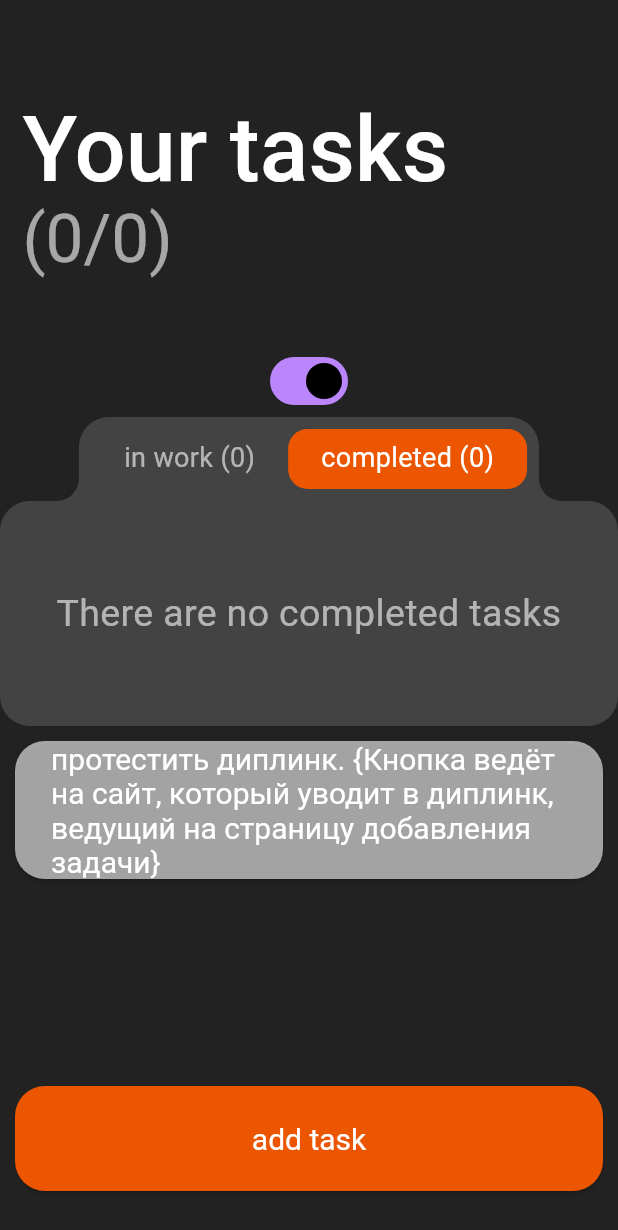
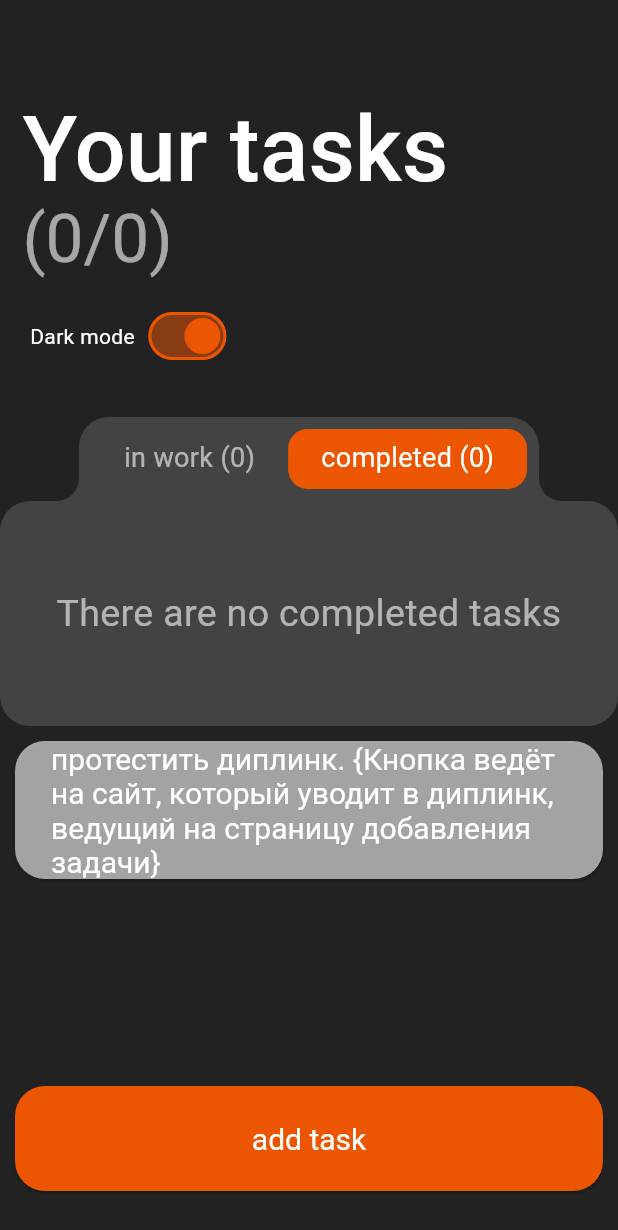
Before and after one commit to bersen3v/yndx_todo, a Flutter app: the screen it shows after launch, after a tap on an icon or button, on a phone screen of 412 x 824 dp. Shown: the top 1230 px of the screen. Run offline on Flutter 3.47's test engine with Material 3 defaults, Android fonts, the phone set to English and light mode, and no system bars; drawn by our look-alikes of auto_size_text; our stand-ins replace bloc, equatable, firebase_analytics, firebase_core, firebase_crashlytics, firebase_remote_config and 7 more; accounts and stored records are empty; network calls fail; Roboto replaces fonts that are missing (sfpro).

Commit message:
firebase

```diff
--- a/lib/core/data/local_data_fetcher.dart
+++ b/lib/core/data/local_data_fetcher.dart
@@ -26,7 +26,7 @@ class LocalDataFetcher {
     try {
       await task.delete();
     } catch (e) {
-      logger.e(e);
+      logger.d(e);
     }
   }
 
--- /dev/null
+++ b/lib/core/firebase/remote_config_service.dart
@@ -0,0 +1,31 @@
+import 'package:firebase_remote_config/firebase_remote_config.dart';
+import 'package:yndx_todo/core/logger.dart';
+
+class FirebaseRemoteConfigService {
+  const FirebaseRemoteConfigService({
+    required this.firebaseRemoteConfig,
+  });
+
+  final FirebaseRemoteConfig firebaseRemoteConfig;
+
+  Future<void> init() async {
+    try {
+      await firebaseRemoteConfig.ensureInitialized();
+      await firebaseRemoteConfig.setConfigSettings(
+        RemoteConfigSettings(
+          fetchTimeout: const Duration(seconds: 10),
+          minimumFetchInterval: Duration.zero,
+        ),
+      );
+      await firebaseRemoteConfig.fetchAndActivate();
+    } catch (e) {
+      logger.e(e);
+    }
+  }
+
+  String getTaskColor() {
+    String answer = firebaseRemoteConfig.getString('color');
+    logger.e(answer);
+    return answer;
+  }
+}
--- a/lib/features/add_task_page/presentation/widgets/custom_text_field.dart
+++ b/lib/features/add_task_page/presentation/widgets/custom_text_field.dart
@@ -86,6 +86,12 @@ class _CustomTextFieldState extends State<CustomTextField> {
         filled: true,
         fillColor: Styles.grey,
         border: textfieldBorder,
+        enabledBorder: OutlineInputBorder(
+          borderRadius: BorderRadius.circular(21),
+          borderSide: const BorderSide(
+            width: 0,
+          ),
+        ),
       ),
     );
   }
--- a/lib/features/home_page/bloc/home_page_bloc.dart
+++ b/lib/features/home_page/bloc/home_page_bloc.dart
@@ -3,6 +3,7 @@ import 'package:flutter/material.dart';
 import 'package:flutter_bloc/flutter_bloc.dart';
 import 'package:go_router/go_router.dart';
 import 'package:yndx_todo/core/domain/entities/task.dart';
+import 'package:yndx_todo/core/firebase/analytics.dart';
 import 'package:yndx_todo/core/logger.dart';
 import 'package:yndx_todo/core/services/todo_service.dart';
 
@@ -42,6 +43,7 @@ class HomePageBloc extends Bloc<HomePageEvent, HomePageState> {
       view: view,
       tasks: todoService.tasks,
     ));
+    AnalyticsEvents.removeTask();
   }
 
   void _onChangeTaskEvent(
@@ -53,6 +55,7 @@ class HomePageBloc extends Bloc<HomePageEvent, HomePageState> {
       view: view,
       tasks: todoService.tasks,
     ));
+    AnalyticsEvents.editTask();
   }
 
   void _onRegisterServicesEvent(
@@ -90,5 +93,6 @@ class HomePageBloc extends Bloc<HomePageEvent, HomePageState> {
       view: view,
       tasks: todoService.tasks,
     ));
+    AnalyticsEvents.addTask();
   }
 }
--- a/lib/features/home_page/presentation/home.dart
+++ b/lib/features/home_page/presentation/home.dart
@@ -1,10 +1,12 @@
 import 'dart:async';
+import 'package:auto_size_text/auto_size_text.dart';
 import 'package:flutter/cupertino.dart';
 import 'package:flutter/material.dart';
 import 'package:flutter_bloc/flutter_bloc.dart';
 import 'package:gap/gap.dart';
 import 'package:url_launcher/url_launcher.dart';
 import 'package:yndx_todo/core/data/data_fetcher.dart';
+import 'package:yndx_todo/core/firebase/analytics.dart';
 import 'package:yndx_todo/core/logger.dart';
 import 'package:yndx_todo/core/navigation/navigation_manager.dart';
 import 'package:yndx_todo/core/styles/styles.dart';
@@ -103,11 +105,11 @@ class _HomeScreenViewState extends State<_HomeScreenView> {
                     children: [
                       Padding(
                         padding: const EdgeInsets.all(20.0),
-                        child: Text(
+                        child: AutoSizeText(
                           textAlign: TextAlign.center,
                           S.of(context).sync,
-                          style: const TextStyle(
-                            color: Styles.grey06,
+                          style: TextStyle(
+                            color: Theme.of(context).colorScheme.secondary,
                             fontSize: 25,
                             height: 1,
                           ),
@@ -200,7 +202,7 @@ class _LoadedView extends StatelessWidget {
             ),
             const _Button(
               key: ValueKey('home_button_add'),
-            )
+            ),
           ],
         );
       },
@@ -227,15 +229,8 @@ class _TaskListState extends State<_TaskList> {
         final doneTasks = data.tasks.where((e) => e.done == true).toList();
 
         List<Widget> children = [
+          const ThemeSwitcher(),
           const Gap(30),
-          Switch(
-            value: context.read<ChangeThemeCubit>().state.brightness ==
-                Brightness.dark,
-            onChanged: (bool state) {
-              final cubit = context.read<ChangeThemeCubit>();
-              cubit.changeThemeBrightness();
-            },
-          ),
           ViewSwitcher(
             inWork: '${tasks.length}',
             done: '${doneTasks.length}',
@@ -279,6 +274,40 @@ class _TaskListState extends State<_TaskList> {
   }
 }
 
+class ThemeSwitcher extends StatelessWidget {
+  const ThemeSwitcher({
+    super.key,
+  });
+
+  @override
+  Widget build(BuildContext context) {
+    return Row(
+      children: [
+        const Gap(20),
+        Text(
+          'Dark mode',
+          style: TextStyle(
+            color: Theme.of(context).colorScheme.secondary,
+          ),
+        ),
+        const Gap(5),
+        Switch(
+          activeColor: Styles.orange,
+          inactiveTrackColor: Styles.white,
+          trackOutlineColor: WidgetStateProperty.all(Styles.orange),
+          inactiveThumbColor: Styles.orange,
+          value: context.read<ChangeThemeCubit>().state.brightness ==
+              Brightness.dark,
+          onChanged: (bool state) {
+            final cubit = context.read<ChangeThemeCubit>();
+            cubit.changeThemeBrightness();
+          },
+        ),
+      ],
+    );
+  }
+}
+
 class _Button extends StatelessWidget {
   const _Button({
     super.key,
@@ -289,12 +318,36 @@ class _Button extends StatelessWidget {
     return Positioned(
       bottom: 30,
       right: 10,
-      left: 10,
-      child: CustomButton(
-        color: Styles.orange,
-        text: S.of(context).addtask,
-        onTap: () {
-          NavigationManager.goToAddTaskScreen(context);
+      left: MediaQuery.of(context).orientation == Orientation.portrait
+          ? 10
+          : null,
+      child: OrientationBuilder(
+        builder: (context, orientation) {
+          return MediaQuery.of(context).orientation == Orientation.portrait
+              ? CustomButton(
+                  color: Styles.orange,
+                  text: S.of(context).addtask,
+                  onTap: () {
+                    AnalyticsEvents.pushPage('add_task_page');
+                    NavigationManager.goToAddTaskScreen(context);
+                  },
+                )
+              : IconButton(
+                  style: ButtonStyle(
+                    backgroundColor: WidgetStateProperty.all(
+                      Styles.orange,
+                    ),
+                  ),
+                  color: Styles.white,
+                  onPressed: () {
+                    AnalyticsEvents.pushPage('add_task_page');
+                    NavigationManager.goToAddTaskScreen(context);
+                  },
+                  icon: const Icon(
+                    Icons.add,
+                    size: 40,
+                  ),
+                );
         },
       ),
     );
--- a/lib/features/home_page/presentation/widgets/tasks.dart
+++ b/lib/features/home_page/presentation/widgets/tasks.dart
@@ -4,6 +4,7 @@ import 'package:gap/gap.dart';
 import 'package:yndx_todo/core/domain/entities/task.dart';
 import 'package:yndx_todo/core/enums/importance.dart';
 import 'package:yndx_todo/core/extensions/on_datetime.dart';
+import 'package:yndx_todo/core/firebase/analytics.dart';
 import 'package:yndx_todo/core/navigation/navigation_manager.dart';
 import 'package:yndx_todo/core/styles/styles.dart';
 import 'package:yndx_todo/features/home_page/bloc/home_page_bloc.dart';
@@ -120,6 +121,7 @@ class _TaskView extends StatelessWidget {
           ? () {
               if (!task.done!) {
                 NavigationManager.goToAddTaskScreen(context, task);
+                AnalyticsEvents.pushPage('add_task_page');
               }
             }
           : () {},
--- a/lib/features/home_page/presentation/widgets/view_switcher.dart
+++ b/lib/features/home_page/presentation/widgets/view_switcher.dart
@@ -1,3 +1,4 @@
+import 'package:auto_size_text/auto_size_text.dart';
 import 'package:flutter/material.dart';
 import 'package:flutter_bloc/flutter_bloc.dart';
 import 'package:yndx_todo/core/styles/styles.dart';
@@ -43,7 +44,9 @@ class _ViewSwitcherState extends State<ViewSwitcher> {
               title: variants[index],
               selected: true,
             )
-          : _Tab(title: variants[index]),
+          : _Tab(
+              title: variants[index],
+            ),
     );
     return GestureDetector(
       onTap: () {
@@ -101,7 +104,7 @@ class _Tab extends StatelessWidget {
             child: Center(
               child: Padding(
                 padding: const EdgeInsets.fromLTRB(22, 6, 22, 8),
-                child: Text(
+                child: AutoSizeText(
                   title,
                   style: const TextStyle(
                     fontSize: 18,
@@ -120,9 +123,12 @@ class _Tab extends StatelessWidget {
             ),
             child: Row(
               children: [
-                Text(
+                AutoSizeText(
                   title,
-                  style: const TextStyle(color: Styles.grey06, fontSize: 18),
+                  style: const TextStyle(
+                    color: Styles.grey06,
+                    fontSize: 18,
+                  ),
                 ),
               ],
             ),
@@ -151,7 +157,7 @@ class _RoundedCorner extends StatelessWidget {
           width: 30,
           height: 30,
           decoration: BoxDecoration(
-            color: Styles.scaffoldBackgroundColor,
+            color: Theme.of(context).scaffoldBackgroundColor,
             borderRadius: BorderRadius.circular(90),
           ),
         ),
--- a/lib/main.dart
+++ b/lib/main.dart
@@ -1,16 +1,50 @@
 import 'dart:async';
 import 'dart:io';
+import 'dart:ui';
+import 'package:firebase_core/firebase_core.dart';
+import 'package:firebase_crashlytics/firebase_crashlytics.dart';
+import 'package:firebase_remote_config/firebase_remote_config.dart';
 import 'package:flutter/material.dart';
 import 'package:yndx_todo/app.dart';
 import 'package:hive_flutter/hive_flutter.dart';
 import 'package:yndx_todo/core/data/http_overrides.dart';
+import 'package:yndx_todo/core/firebase/analytics.dart';
+import 'package:yndx_todo/core/firebase/remote_config_service.dart';
 import 'package:yndx_todo/core/logger.dart';
+import 'package:yndx_todo/firebase_options.dart';
 
 void main() async {
   runZonedGuarded(
     () async {
+      WidgetsFlutterBinding.ensureInitialized();
       HttpOverrides.global = MyHttpOverrides();
       await Hive.initFlutter();
+
+      await Firebase.initializeApp(
+        options: DefaultFirebaseOptions.currentPlatform,
+      );
+
+      final firebaseRemoteConfigService = FirebaseRemoteConfigService(
+        firebaseRemoteConfig: FirebaseRemoteConfig.instance,
+      );
+
+      await firebaseRemoteConfigService.init();
+
+      FlutterError.onError =
+          FirebaseCrashlytics.instance.recordFlutterFatalError;
+
+      PlatformDispatcher.instance.onError = (error, stack) {
+        FirebaseCrashlytics.instance.recordError(
+          error,
+          stack,
+          fatal: true,
+        );
+        return true;
+      };
+
+      analytics.setAnalyticsCollectionEnabled(true);
+
+      firebaseRemoteConfigService.getTaskColor();
       runApp(const App());
     },
     (e, s) {
```
Also changed, not shown: firepit-log.txt (added, +25 -0 lines), lib/core/domain/entities/task_gen.dart (added, +72 -0 lines), lib/core/firebase/analytics.dart (added, +32 -0 lines), lib/features/add_task_page/presentation/add_task_page.dart (+17 -8 lines), pubspec.yaml (+11 -0 lines), firebase.json (added), lib/core/domain/entities/task.g.dart, lib/core/domain/entities/task_gen.freezed.dart (added), lib/core/domain/entities/task_gen.g.dart (added), lib/firebase_options.dart (added), pubspec.lock, 10 other files.
